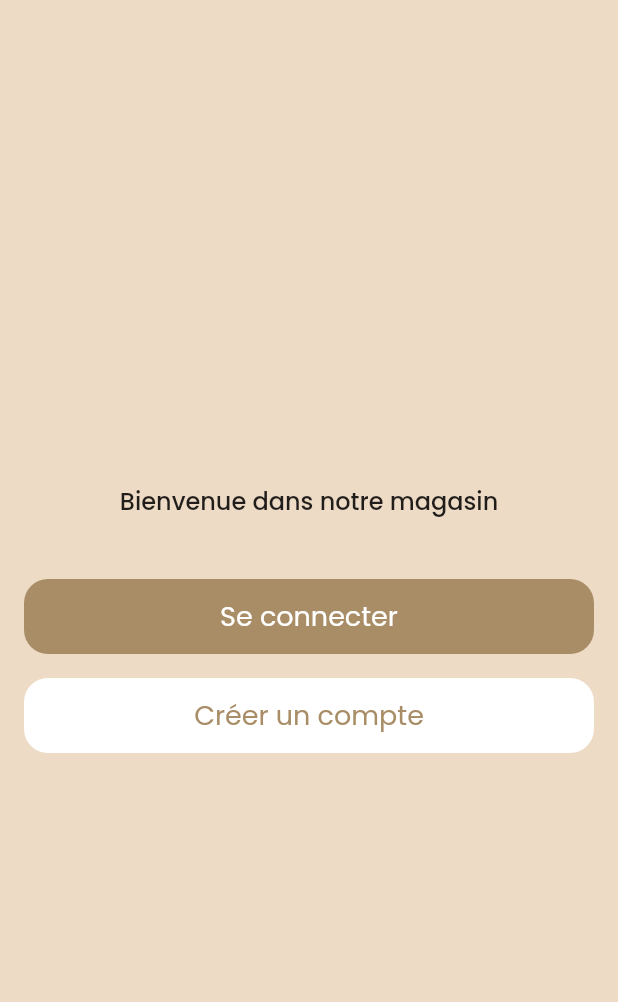
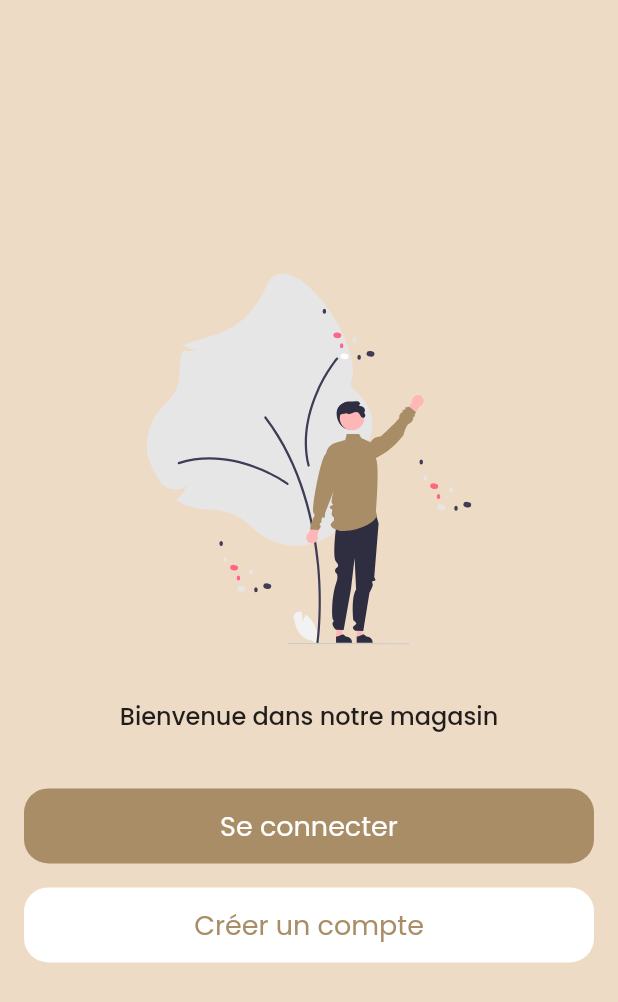
Before and after one commit to Natdiv/kokorico, a Flutter app: the screen it shows after launch, on a phone screen of 412 x 824 dp. Shown: the top 1002 px of the screen. Run offline on Flutter 3.47's test engine with Material 2 defaults, Android fonts, the light colour scheme and no system bars; our stand-ins replace card_swiper, cloud_firestore, dartz, equatable, firebase_analytics, firebase_auth and 5 more; accounts and stored records are empty; generated files the repository leaves out were written again.

Commit message:
welcome page v1

```diff
--- a/lib/core/helpers/routes.dart
+++ b/lib/core/helpers/routes.dart
@@ -75,4 +75,8 @@ class Routes {
     var state = Provider.of<AuthState>(context, listen: false);
     return state.authStatus == AuthStatus.LOGGED_IN;
   }
+
+  static void goTo(BuildContext context, String routeName) {
+    Navigator.pushNamed(context, routeName);
+  }
 }
--- a/lib/features/browsing/presentation/pages/users_ui/welcome.dart
+++ b/lib/features/browsing/presentation/pages/users_ui/welcome.dart
@@ -1,8 +1,10 @@
 import 'package:flutter/material.dart';
 import 'package:flutter/src/widgets/container.dart';
 import 'package:flutter/src/widgets/framework.dart';
+import 'package:flutter_svg/svg.dart';
 import 'package:google_fonts/google_fonts.dart';
 import 'package:kokorico/core/const.dart';
+import 'package:kokorico/core/helpers/routes.dart';
 
 import '../../../../../core/theme/colors.dart';
 
@@ -18,22 +20,33 @@ class WelcomePage extends StatelessWidget {
         child: Column(
           children: [
             const Spacer(),
+            SizedBox(
+                child: SvgPicture.asset(
+              'assets/images/welcome.svg',
+              fit: BoxFit.fitHeight,
+              height: size(context).height * 0.30,
+            )),
+            verticalSpacer(height: 36),
             Text("Bienvenue dans notre magasin",
                 style: GoogleFonts.poppins(
                     textStyle: const TextStyle(
                         fontSize: 16, fontWeight: FontWeight.w500))),
-            verticalSpacer(height: 40),
+            verticalSpacer(height: 36),
             _buildButton(
                 text: 'Se connecter',
                 textColor: Colors.white,
                 backgroundColor: AppColors.primaryColor,
-                onTap: () {}),
+                onTap: () {
+                  Routes.goTo(context, '/signin');
+                }),
             verticalSpacer(height: 16),
             _buildButton(
                 text: 'Créer un compte',
                 textColor: AppColors.primaryColor,
                 backgroundColor: Colors.white,
-                onTap: () {}),
+                onTap: () {
+                  Routes.goTo(context, '/signup');
+                }),
             const Spacer(),
           ],
         ),
```
Also changed, not shown: lib/features/browsing/presentation/pages/auth/sms_code.dart (added, +11 -0 lines), assets/images/welcome.svg (added), assets/images/welcome_cats.png (added), assets/images/welcoming.png (added).
